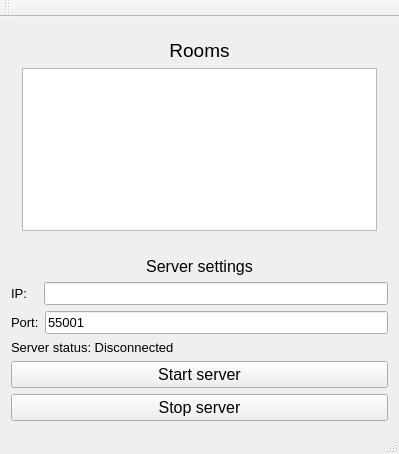
Old version of the form TCP_Chat_Server/mainwindow.ui in the repository Skau/TCPChat.
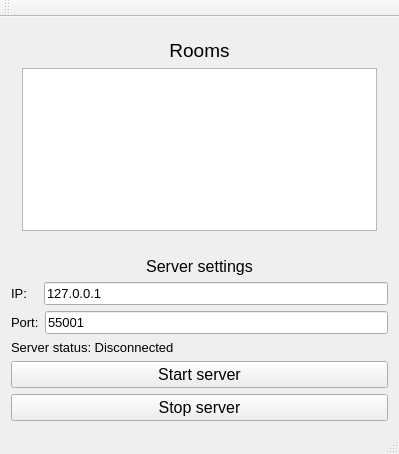
New version of the form.

```diff
--- a/TCP_Chat_Server/mainwindow.ui
+++ b/TCP_Chat_Server/mainwindow.ui
@@ -141,7 +141,7 @@
              </font>
             </property>
             <property name="text">
-             <string/>
+             <string>127.0.0.1</string>
             </property>
            </widget>
           </item>
```
